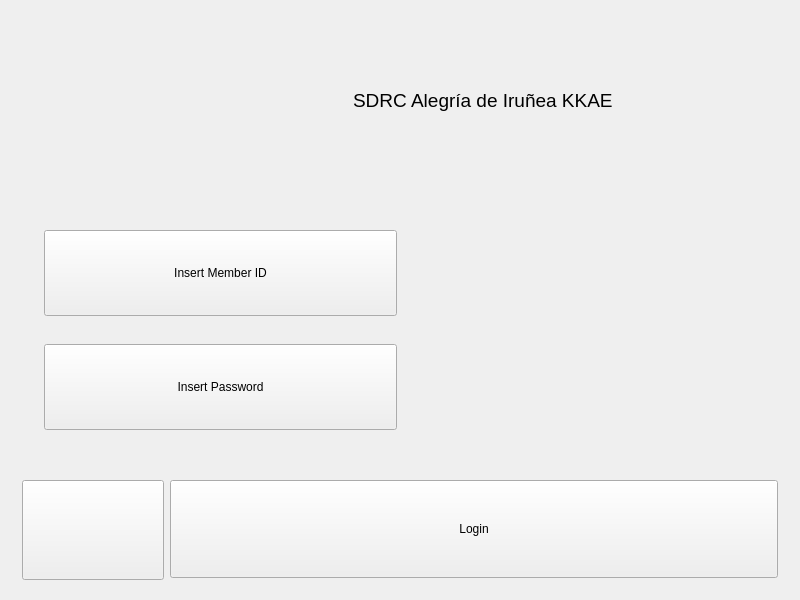
This is penyamanager/loginwindow.ui in eguzki/penyamanager as Qt 5 draws it before an edit. The edited form follows.
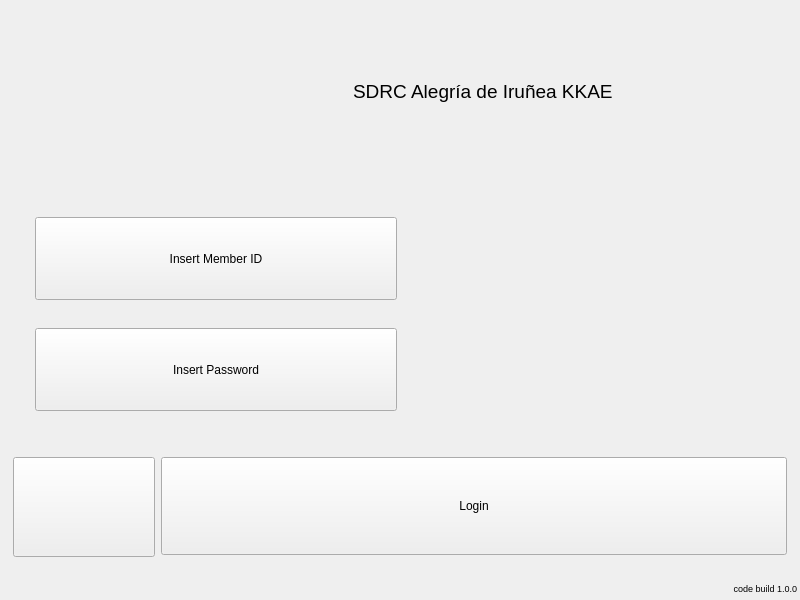
This is the edited form. Icons and pictures are not drawn.

```diff
--- a/penyamanager/loginwindow.ui
+++ b/penyamanager/loginwindow.ui
@@ -23,6 +23,21 @@
    <locale language="Spanish" country="Spain"/>
   </property>
   <layout class="QVBoxLayout" name="verticalLayout">
+   <property name="spacing">
+    <number>2</number>
+   </property>
+   <property name="leftMargin">
+    <number>2</number>
+   </property>
+   <property name="topMargin">
+    <number>2</number>
+   </property>
+   <property name="rightMargin">
+    <number>2</number>
+   </property>
+   <property name="bottomMargin">
+    <number>2</number>
+   </property>
    <item>
     <widget class="QFrame" name="topFrame">
      <property name="minimumSize">
@@ -74,7 +89,7 @@
        <widget class="QLabel" name="label">
         <property name="font">
          <font>
-          <pointsize>37</pointsize>
+          <pointsize>7</pointsize>
          </font>
         </property>
         <property name="text">
@@ -244,6 +259,57 @@
      </layout>
     </widget>
    </item>
+   <item>
+    <widget class="QWidget" name="versionWidget" native="true">
+     <property name="minimumSize">
+      <size>
+       <width>0</width>
+       <height>30</height>
+      </size>
+     </property>
+     <property name="maximumSize">
+      <size>
+       <width>16777215</width>
+       <height>20</height>
+      </size>
+     </property>
+     <layout class="QHBoxLayout" name="horizontalLayout_5">
+      <property name="spacing">
+       <number>1</number>
+      </property>
+      <property name="leftMargin">
+       <number>1</number>
+      </property>
+      <property name="topMargin">
+       <number>1</number>
+      </property>
+      <property name="rightMargin">
+       <number>1</number>
+      </property>
+      <property name="bottomMargin">
+       <number>1</number>
+      </property>
+      <item>
+       <widget class="QLabel" name="versionLabel">
+        <property name="font">
+         <font>
+          <pointsize>7</pointsize>
+         </font>
+        </property>
+        <property name="layoutDirection">
+         <enum>Qt::LeftToRight</enum>
+        </property>
+        <property name="text">
+         <string notr="true">code build 1.0.0</string>
+        </property>
+        <property name="alignment">
+         <set>Qt::AlignRight|Qt::AlignTrailing|Qt::AlignVCenter</set>
+        </property>
+       </widget>
+      </item>
+     </layout>
+    </widget>
+   </item>
   </layout>
  </widget>
  <layoutdefault spacing="6" margin="11"/>
```
